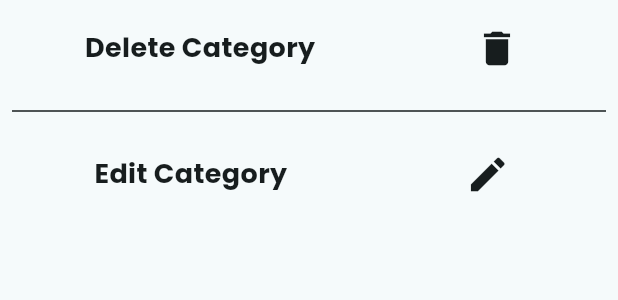
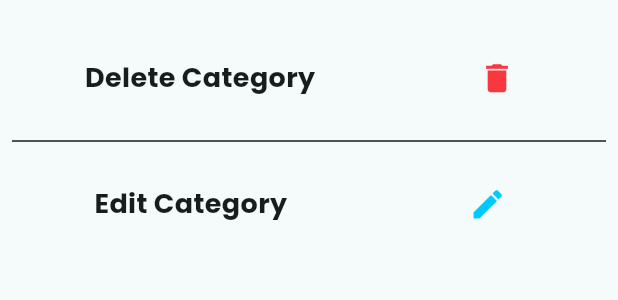
Before and after one commit to NimanthaSupun/healthcare, a Flutter app: the CategoryBottonSheet widget shown alone on an empty page, opened directly, on a phone screen of 412 x 824 dp. Shown: the top 300 px of the screen. Run offline on Flutter 3.47's test engine with Material 3 defaults, Android fonts, the phone set to English and light mode, and no system bars; our stand-ins replace animate_do, cloud_firestore, firebase_auth, firebase_core, firebase_storage, fl_chart and 5 more; accounts and stored records are empty; network calls fail.

Commit message:
Refactor confirmation dialog and update CategoryBottomSheet styling

```diff
--- a/lib/widgets/single_category/category_botton_sheet.dart
+++ b/lib/widgets/single_category/category_botton_sheet.dart
@@ -1,4 +1,5 @@
 import 'package:flutter/material.dart';
+import 'package:healthcare/constants/colors.dart';
 
 class CategoryBottonSheet extends StatelessWidget {
   final VoidCallback deleteCallback;
@@ -13,13 +14,18 @@ class CategoryBottonSheet extends StatelessWidget {
   Widget build(BuildContext context) {
     return Container(
       width: double.infinity,
-      height: 150,
-      decoration: BoxDecoration(),
+      height: 200,
+      decoration: BoxDecoration(
+        borderRadius: BorderRadius.circular(1),
+      ),
       child: Padding(
         padding: const EdgeInsets.all(8.0),
         child: Column(
           crossAxisAlignment: CrossAxisAlignment.start,
           children: [
+            SizedBox(
+              height: 20,
+            ),
             Row(
               mainAxisAlignment: MainAxisAlignment.spaceAround,
               children: [
@@ -34,7 +40,8 @@ class CategoryBottonSheet extends StatelessWidget {
                   onPressed: deleteCallback,
                   icon: Icon(
                     Icons.delete,
-                    size: 30,
+                    size: 25,
+                    color: mainOrangeColor,
                   ),
                 ),
               ],
@@ -60,7 +67,8 @@ class CategoryBottonSheet extends StatelessWidget {
                   onPressed: editCallback,
                   icon: Icon(
                     Icons.edit,
-                    size: 30,
+                    size: 25,
+                    color: blueColor,
                   ),
                 ),
               ],
```
Also changed, not shown: lib/pages/healthcategory/single_health_category_page.dart (+17 -9 lines).
